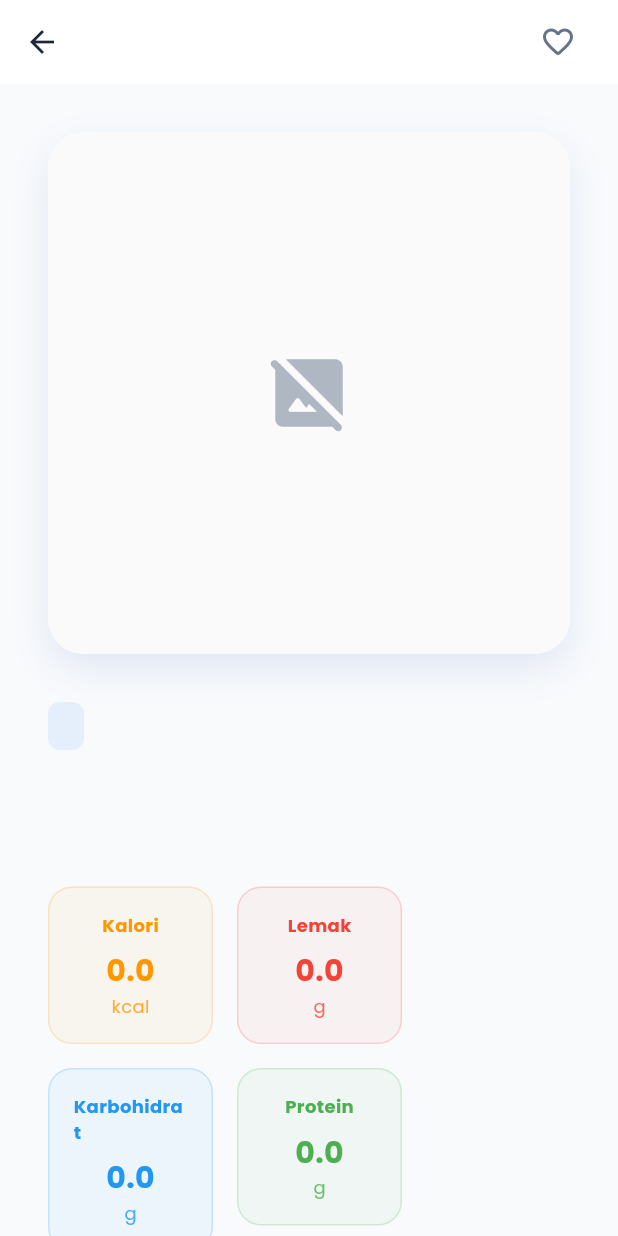
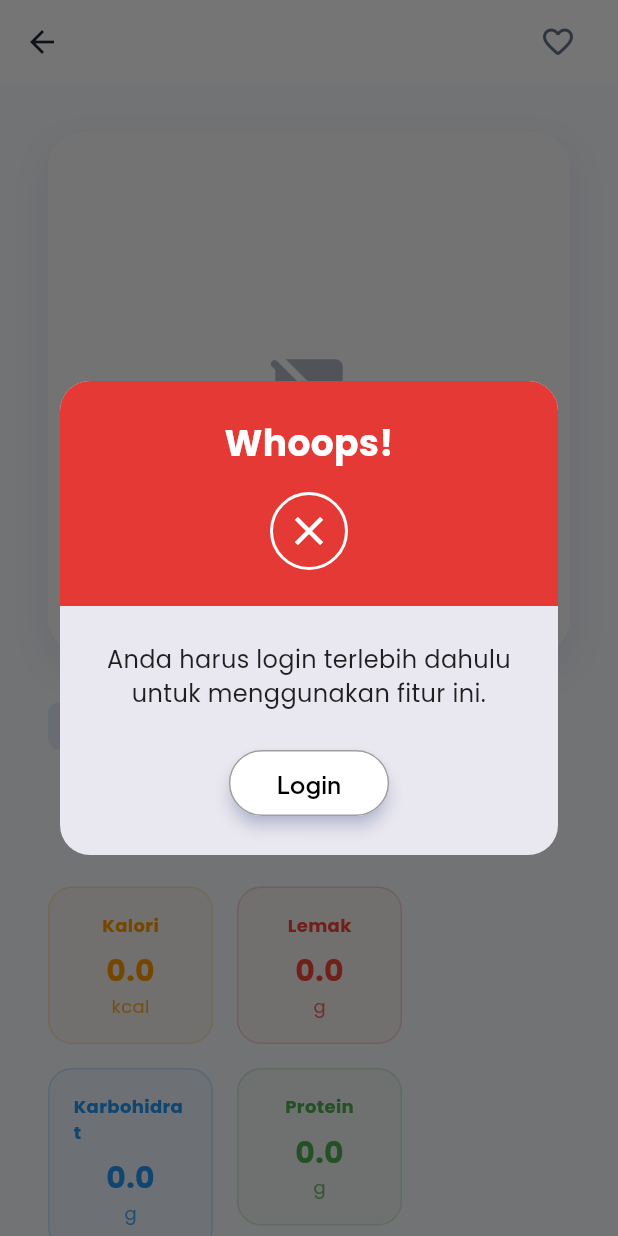
Before and after one commit to Kelompok-a/Nutrisi_Scan, a Flutter app: the ProductDetailPage screen opened directly with empty values, after a tap on the "favorite outline" icon, on a phone screen of 412 x 824 dp. Run offline on Flutter 3.47's test engine with Material 3 defaults, Android fonts, the phone set to English and light mode, and no system bars; our stand-ins replace flutter_secure_storage, google_fonts, image_picker; missing offline and left inert: mobile_scanner; accounts and stored records are empty; network calls fail.

Commit message:
perbaikan lagi di product detail  , menulis ulang agar macthing

```diff
--- a/lib/screens/product_detail_page.dart
+++ b/lib/screens/product_detail_page.dart
@@ -42,6 +42,34 @@ class ProductDetailPage extends StatelessWidget {
                   ),
                   tooltip: isFavorite ? 'Hapus dari favorit' : 'Tambah ke favorit',
                   onPressed: () {
+                    final authProvider = Provider.of<AuthProvider>(context, listen: false);
+                    if (!authProvider.isAuthenticated) {
+                      _showLoginDialog(context);
+                      return;
+                    }
+
+                    if (isFavorite) {
+                      favoritesProvider.removeFavorite(produk.barcodeId);
+                      ScaffoldMessenger.of(context).showSnackBar(
+                        const SnackBar(
+                          content: Text('Dihapus dari favorit'),
+                          duration: Duration(seconds: 1),
+                        ),
+                      );
+                    } else {
+                      favoritesProvider.toggleFavorite(produk);
+                      ScaffoldMessenger.of(context).showSnackBar(
+                        const SnackBar(
+                          content: Text('Ditambahkan ke favorit'),
+                          duration: Duration(seconds: 1),
+                        ),
+                      );
+                    }
+                  },
+                ),
+              );
+            },
+          ),
         ],
       ),
       body: SingleChildScrollView(
```
